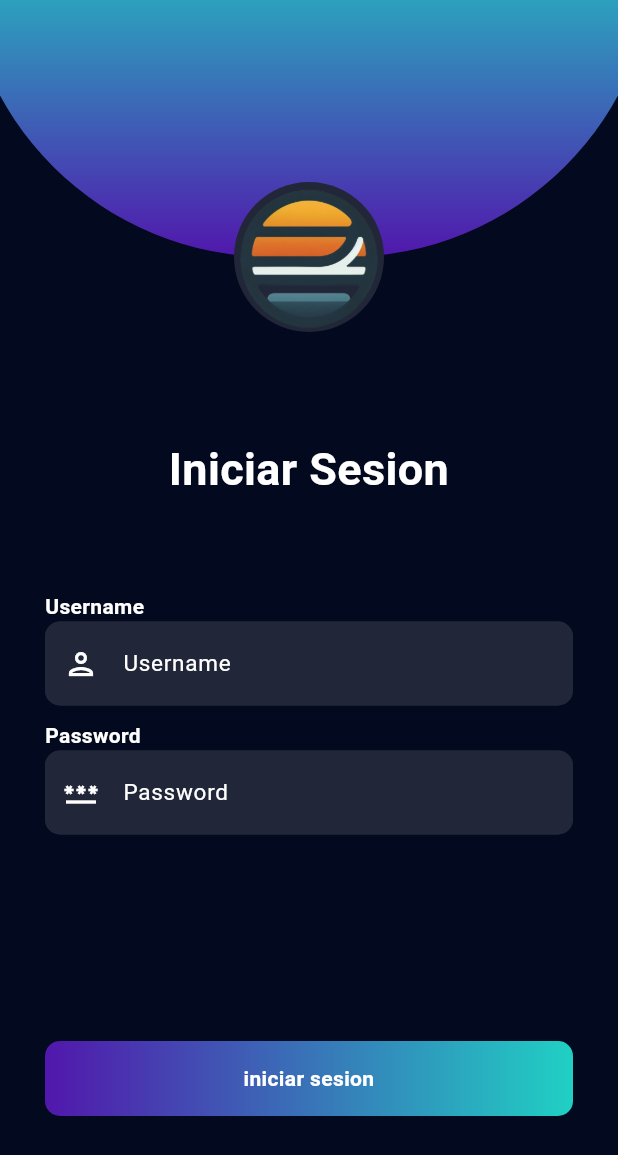
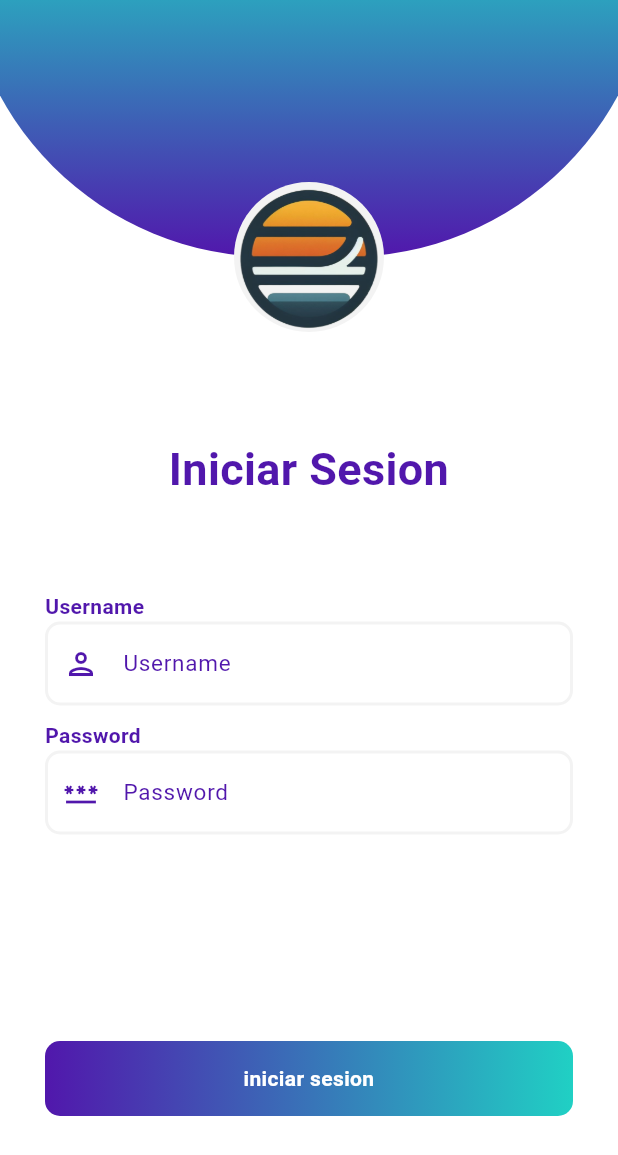
Before and after one commit to HarDep/products_app, a Flutter app: the screen it shows after launch, on a phone screen of 412 x 824 dp. Shown: the top 1155 px of the screen. Run offline on Flutter 3.47's test engine with Material 3 defaults, Android fonts, the phone set to English and light mode, and no system bars; our stand-ins replace shared_preferences; accounts and stored records are empty.

Commit message:
Update global theme

```diff
--- a/lib/main.dart
+++ b/lib/main.dart
@@ -2,10 +2,10 @@ import 'package:flutter/material.dart';
 import 'package:products_app/configs/themes.dart';
 import 'package:products_app/data/datasource/api_rep_impl.dart';
 import 'package:products_app/data/datasource/local_rep_impl.dart';
+import 'package:products_app/presentation/providers/theme_provider.dart';
 import 'package:products_app/presentation/screens/splash_screen.dart';
 import 'package:provider/provider.dart';
 import 'domain/repository/repositories.dart';
-
 
 void main() => runApp(const MyApp());
 
@@ -17,18 +17,26 @@ class MyApp extends StatelessWidget {
     return MultiProvider(
       providers: [
         Provider<ApiRepositoryInterface>(create: (_) => ApiReppositoryImpl()),
-        Provider<LocalRepositoryInterface>(create: (_) => LocalRepositoryImpl()),
+        Provider<LocalRepositoryInterface>(
+            create: (_) => LocalRepositoryImpl()),
+        ChangeNotifierProvider(create: (context) {
+          return ThemeProvider(
+              localRepositoryInterface: context.read<LocalRepositoryInterface>(),
+          )..loadTheme();
+        })
       ],
-      child: Builder(
-        builder: (newContext) {
+      child: Builder(builder: (newContext) {
+        return Consumer<ThemeProvider>(
+          builder: (context, themeProvider,_) {
             return MaterialApp(
               debugShowCheckedModeBanner: false,
               title: 'Products App',
               home: SplashScreen.init(newContext),
-            theme: darkTheme,
+              theme: themeProvider.currentTheme,
             );
           }
-      ),
+        );
+      }),
     );
   }
 }
--- a/lib/presentation/providers/theme_provider.dart
+++ b/lib/presentation/providers/theme_provider.dart
@@ -1,11 +1,16 @@
 import 'package:flutter/material.dart';
 import 'package:products_app/configs/themes.dart';
+import 'package:products_app/domain/repository/local_storage_repository.dart';
 
 class ThemeProvider extends ChangeNotifier {
   ThemeData currentTheme = lightTheme;
+  final LocalRepositoryInterface localRepositoryInterface;
 
-  void loadTheme(){
+  ThemeProvider({required this.localRepositoryInterface});
 
+  void loadTheme() async {
+    final isDark = await localRepositoryInterface.getIsDarkMode();
+    updateTheme(isDark);
   }
 
   void updateTheme(bool isDark) {
```
Lines whose indentation alone changed are shown as unchanged.
